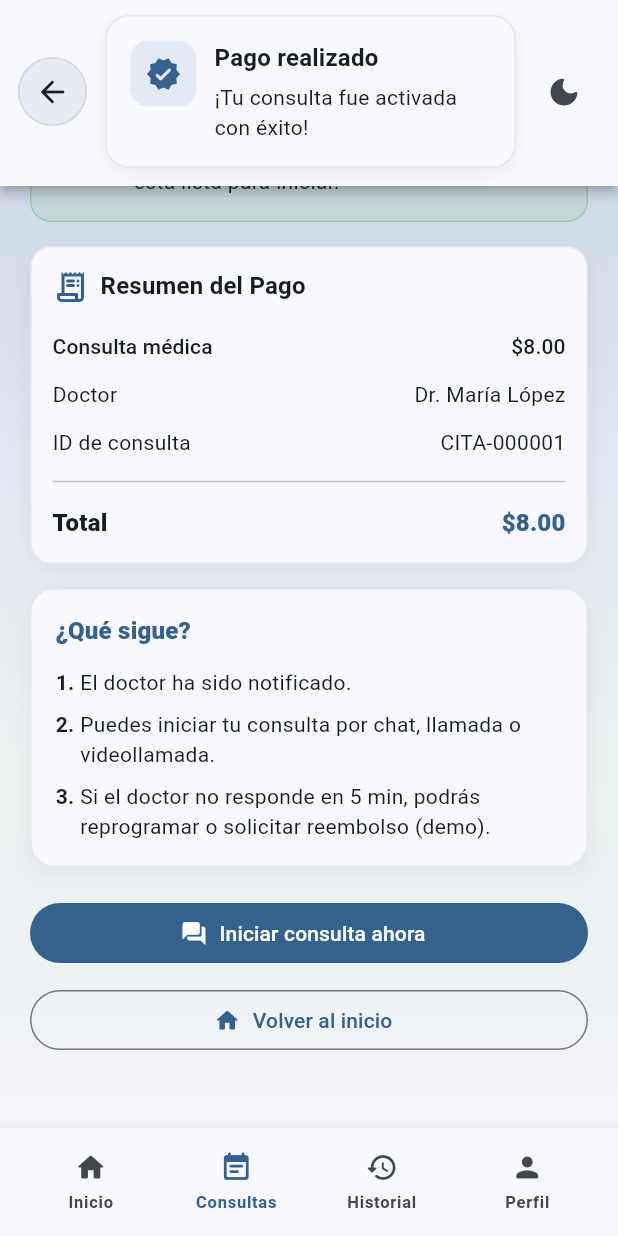
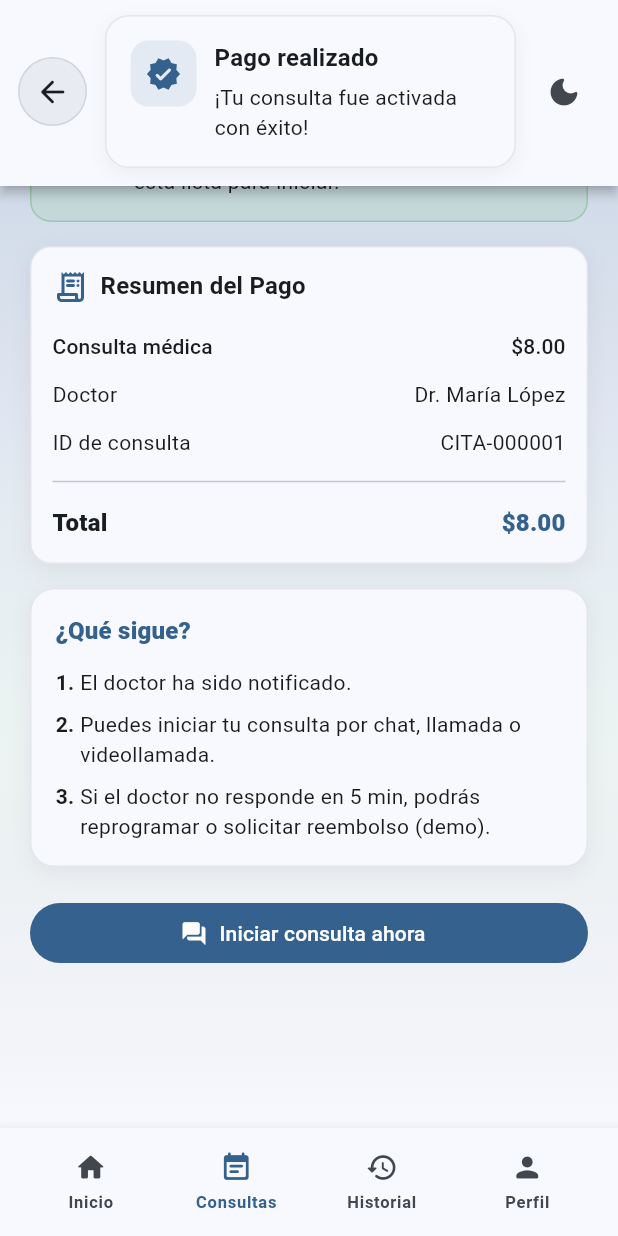
Before and after one commit to ValeriaCastro04/proyecto_hidoc, a Flutter app: the PagoExitosoPage screen opened by its route, scrolled down 98 dp, on a phone screen of 412 x 824 dp. Run offline on Flutter 3.47's test engine with Material 3 defaults, Android fonts, the light colour scheme and no system bars; our stand-ins replace fl_chart, flutter_riverpod, go_router.

Commit message:
pago exitoso listo

```diff
--- a/lib/features/user/pages/pago_exitoso_page.dart
+++ b/lib/features/user/pages/pago_exitoso_page.dart
@@ -148,14 +148,6 @@ class PagoExitosoPage extends StatelessWidget {
                   ),
                 ),
                 const SizedBox(height: 10),
-                SizedBox(
-                  width: double.infinity,
-                  child: OutlinedButton.icon(
-                    icon: const Icon(Icons.home_rounded),
-                    label: const Text('Volver al inicio'),
-                    onPressed: () => context.go('/home_user'),
-                  ),
-                ),
               ],
             ),
           ),
```
